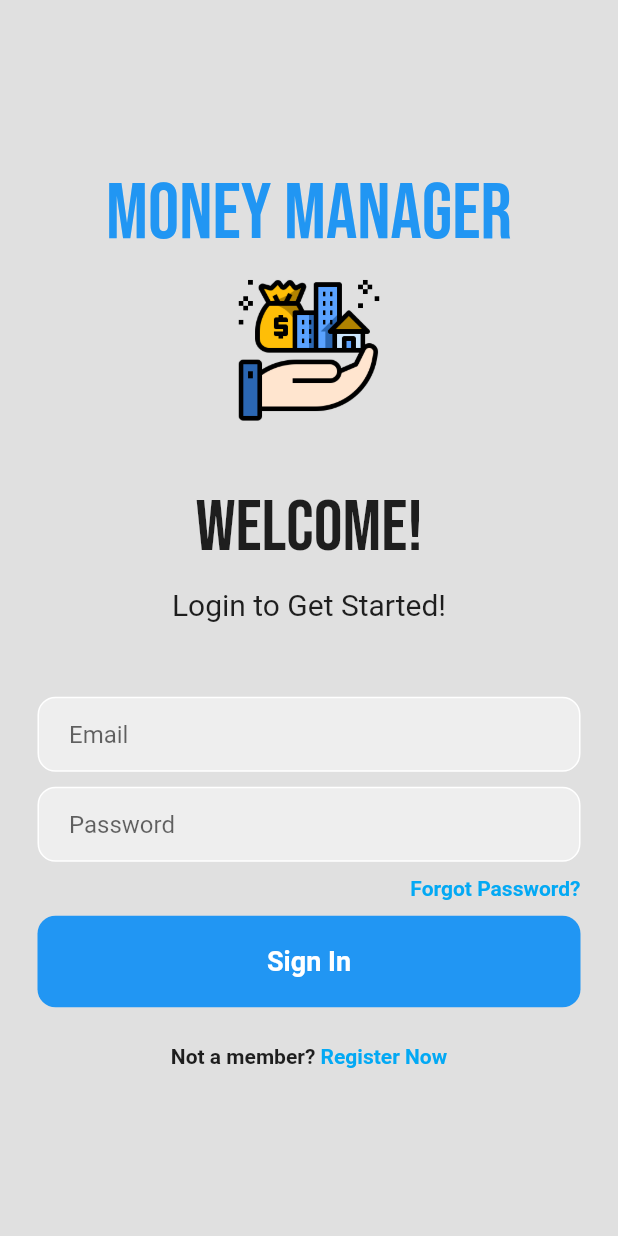
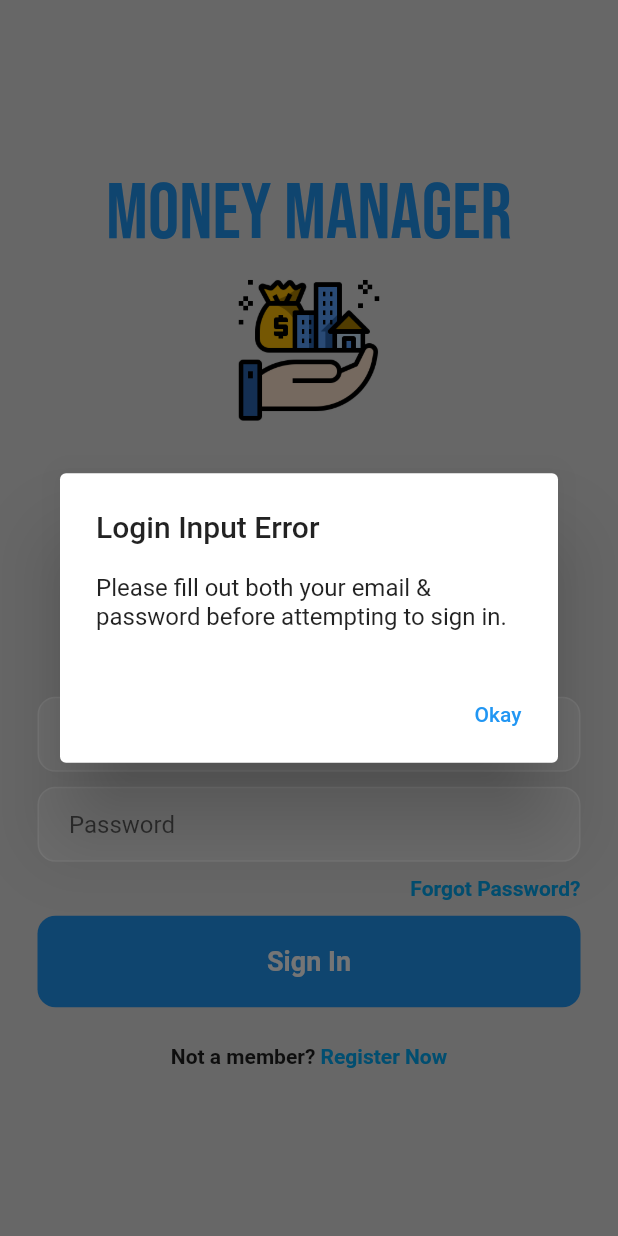
Before and after one commit to AfaqAnwar/money-manager, a Flutter app: the screen it shows after launch, after a tap on "Sign In", on a phone screen of 412 x 824 dp. Run offline on Flutter 3.47's test engine with Material 2 defaults, Android fonts, the phone set to English and light mode, and no system bars; our stand-ins replace cloud_firestore, date_format, firebase_auth, firebase_core, google_fonts; missing offline and left inert: simple_form_builder, survey_kit, xen_popup_card; accounts and stored records are empty.

Commit message:
Added Error Checking On Sign In

```diff
--- a/lib/pages/login_page.dart
+++ b/lib/pages/login_page.dart
@@ -31,6 +31,15 @@ class _LoginPageState extends State<LoginPage> {
     super.dispose();
   }
 
+  bool checkFields() {
+    if (emailController.text.trim().toString().isEmpty ||
+        passwordController.text.trim().toString().isEmpty) {
+      return false;
+    } else {
+      return true;
+    }
+  }
+
   @override
   Widget build(BuildContext context) {
     return Scaffold(
@@ -45,7 +54,7 @@ class _LoginPageState extends State<LoginPage> {
                 style: GoogleFonts.bebasNeue(fontSize: 52, color: Colors.blue),
               ),
 
-              SizedBox(height: 10),
+              const SizedBox(height: 10),
 
               Image.asset(
                 'assets/images/logo.png',
@@ -53,7 +62,7 @@ class _LoginPageState extends State<LoginPage> {
                 width: 100,
               ),
 
-              SizedBox(height: 40),
+              const SizedBox(height: 40),
 
               Text(
                 'Welcome!',
@@ -62,14 +71,14 @@ class _LoginPageState extends State<LoginPage> {
                 ),
               ),
 
-              SizedBox(height: 10),
+              const SizedBox(height: 10),
 
               const Text(
                 'Login to Get Started!',
                 style: TextStyle(fontSize: 20),
               ),
 
-              SizedBox(height: 50),
+              const SizedBox(height: 50),
 
               // email textfield
               Padding(
@@ -118,7 +127,7 @@ class _LoginPageState extends State<LoginPage> {
                 ),
               ),
 
-              SizedBox(height: 10),
+              const SizedBox(height: 10),
 
               Padding(
                 padding: const EdgeInsets.symmetric(horizontal: 25),
@@ -129,7 +138,7 @@ class _LoginPageState extends State<LoginPage> {
                       onTap: () {
                         Navigator.push(context,
                             MaterialPageRoute(builder: (context) {
-                          return ForgotPasswordPage();
+                          return const ForgotPasswordPage();
                         }));
                       },
                       child: const Text('Forgot Password?',
@@ -142,15 +151,76 @@ class _LoginPageState extends State<LoginPage> {
                 ),
               ),
 
-              SizedBox(height: 10),
+              const SizedBox(height: 10),
 
               // Sign In Button
               Padding(
                 padding: const EdgeInsets.symmetric(horizontal: 25),
                 child: GestureDetector(
-                  onTap: signIn,
+                  onTap: () async {
+                    if (checkFields() == false) {
+                      showDialog(
+                          context: context,
+                          builder: (context) => AlertDialog(
+                                title: const Text('Login Input Error'),
+                                content: const Text(
+                                    'Please fill out both your email & password before attempting to sign in.'),
+                                actions: [
+                                  TextButton(
+                                    onPressed: () => Navigator.pop(context),
+                                    child: const Text("Okay"),
+                                  )
+                                ],
+                              ));
+                    } else {
+                      try {
+                        await signIn();
+                      } on FirebaseException catch (e) {
+                        String errorMessage = "";
+                        switch (e.code) {
+                          case "invalid-email":
+                            errorMessage =
+                                "You entered an invalid email address.";
+                            break;
+                          case "wrong-password":
+                            errorMessage = "Your password is wrong.";
+                            break;
+                          case "user-not-found":
+                            errorMessage =
+                                "User with this email doesn't exist.";
+                            break;
+                          case "user-disabled":
+                            errorMessage =
+                                "User with this email has been disabled.";
+                            break;
+                          case "too-many-requests":
+                            errorMessage =
+                                "Too many requests. Try again later.";
+                            break;
+                          case "operation-now-alllowed":
+                            errorMessage =
+                                "Signing in with Email and Password is not enabled.";
+                            break;
+                          default:
+                            errorMessage = "An undefined Error happened.";
+                        }
+                        showDialog(
+                            context: context,
+                            builder: (context) => AlertDialog(
+                                  title: const Text('Login Error'),
+                                  content: Text(errorMessage.toString()),
+                                  actions: [
+                                    TextButton(
+                                      onPressed: () => Navigator.pop(context),
+                                      child: const Text("Okay"),
+                                    )
+                                  ],
+                                ));
+                      }
+                    }
+                  },
                   child: Container(
-                    padding: EdgeInsets.all(20),
+                    padding: const EdgeInsets.all(20),
                     decoration: BoxDecoration(
                       color: Colors.blue,
                       borderRadius: BorderRadius.circular(12),
@@ -168,7 +238,7 @@ class _LoginPageState extends State<LoginPage> {
                 ),
               ),
 
-              SizedBox(height: 25),
+              const SizedBox(height: 25),
 
               // Register
               Row(
```
